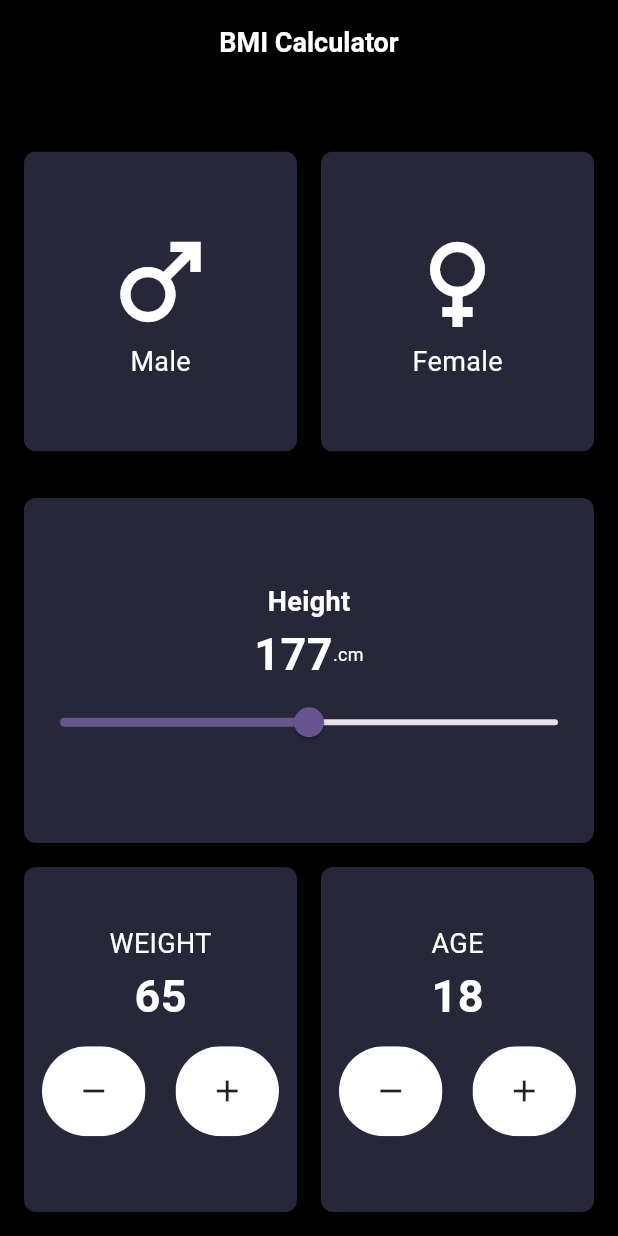
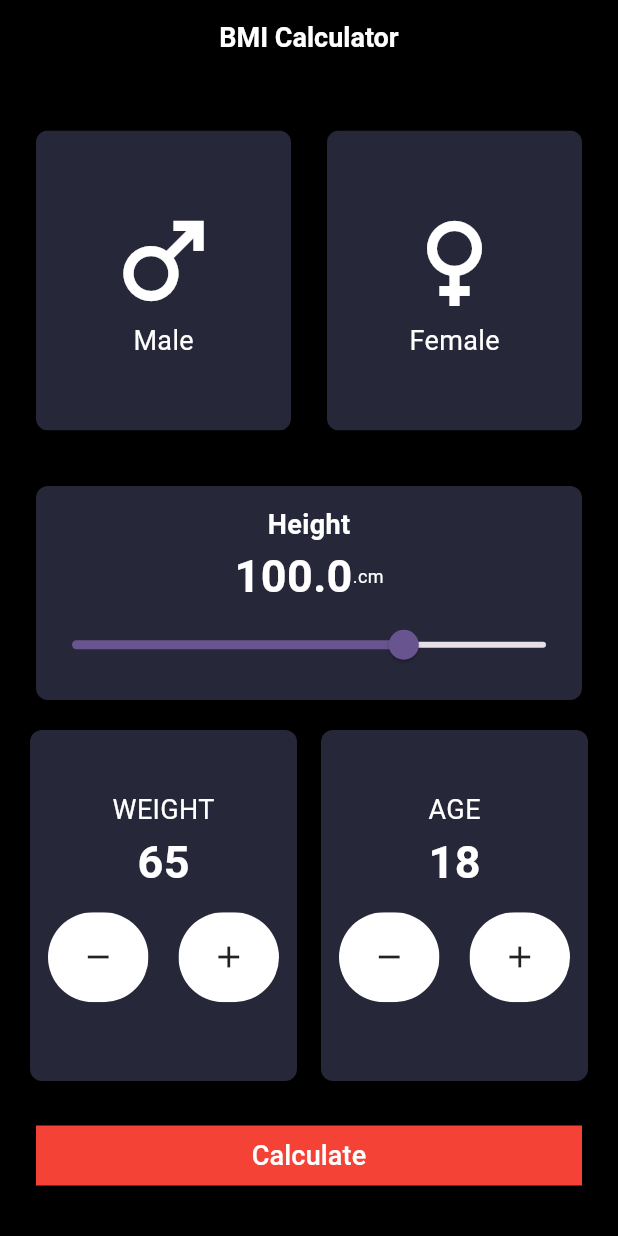
Before and after one commit to QalibAli/bmi_calculatorr, a Flutter app: the screen it shows after launch, on a phone screen of 412 x 824 dp. Run offline on Flutter 3.47's test engine with Material 3 defaults, Android fonts, the phone set to English and light mode, and no system bars.

Commit message:
first commit

```diff
--- a/lib/app.dart
+++ b/lib/app.dart
@@ -1,5 +1,5 @@
 
-import 'package:bmi/ui/screens/bmi/bmi_screen.dart';
+import 'package:bmi/ui/pages/bmi/bmi_screen.dart';
 import 'package:flutter/material.dart';
 
 class MyApp extends StatelessWidget {
--- /dev/null
+++ b/lib/constants/app_paddings.dart
@@ -0,0 +1,8 @@
+import 'package:flutter/material.dart';
+
+class AppPaddings{
+  AppPaddings._();
+
+
+  static const all12 = EdgeInsets.all(12);
+}
--- a/lib/constants/app_strings.dart
+++ b/lib/constants/app_strings.dart
@@ -8,6 +8,7 @@ class AppStrings {
   static const cm = ".cm";
   static const weight = "WEIGHT";
   static const age = "AGE";
+  static const calculate = "Calculate";
 
 
 }
--- a/lib/constants/app_text_styles.dart
+++ b/lib/constants/app_text_styles.dart
@@ -14,4 +14,5 @@ class AppTextStyle {
     color: AppColors.white,
     fontSize: 18,
   );
+
 }
--- /dev/null
+++ b/lib/ui/pages/bmi/bmi_screen.dart
@@ -0,0 +1,86 @@
+import 'package:bmi/constants/app_colors.dart';
+import 'package:bmi/constants/app_paddings.dart';
+import 'package:bmi/constants/app_strings.dart';
+import 'package:bmi/ui/pages/bmi/widgets/bmi_app_bar.dart';
+import 'package:bmi/ui/pages/bmi/widgets/bmi_geder_view.dart';
+import 'package:bmi/ui/pages/bmi/widgets/bmi_slider.dart';
+import 'package:bmi/ui/pages/bmi/widgets/bmi_weight.dart';
+import 'package:bmi/ui/pages/result/result_screen.dart';
+import 'package:bmi/ui/widgets/global_button.dart';
+import 'package:flutter/material.dart';
+
+class BmiScreen extends StatefulWidget {
+  const BmiScreen({super.key});
+
+  @override
+  State<BmiScreen> createState() => _BmiScreenState();
+}
+
+class _BmiScreenState extends State<BmiScreen> {
+  late int weight = 65;
+  late int age = 18;
+  late double initialValue = 100;
+  @override
+  Widget build(BuildContext context) {
+    return SafeArea(
+      child: Scaffold(
+        backgroundColor: AppColors.primary,
+        appBar: const PreferredSize(
+          preferredSize: Size.fromHeight(50),
+          child: BmiAppBar(),
+        ),
+        body: Padding(
+          padding:  AppPaddings.all12,
+          child: Column(
+            children: [
+              const BmiGenderView(),
+              BmiSlider(
+                value: 0.7,
+                height: initialValue,
+                onChanged: (v) {
+                  initialValue = v;
+                  setState(() {});
+                },
+              ),
+              BmiWeight(
+                weight: weight,
+                age: age,
+                onAgeIncrementTap: () {
+                  age--;
+                  setState(() {});
+                },
+                onWeightDecrementTap: () {
+                  weight++;
+                  setState(() {});
+                },
+                onWeightIncrementTap: () {
+                  weight--;
+                  setState(() {});
+                },
+                onAgeDecrementTap: () {
+                  age++;
+                  setState(() {});
+                },
+              ),
+              GlobalButton(
+                onPressed: () {
+                  final result = (weight * age) / (initialValue);
+                  setState(() {});
+                  Navigator.push(
+                    context,
+                    MaterialPageRoute(
+                      builder: (context) => ResultScreen(
+                        result: result,
+                      ),
+                    ),
+                  );
+                },
+                buttonText: AppStrings.calculate,
+              )
+            ],
+          ),
+        ),
+      ),
+    );
+  }
+}
--- a/lib/ui/screens/bmi/widgets/bmi_cm.dart
+++ b/lib/ui/pages/bmi/widgets/bmi_cm.dart
@@ -4,18 +4,19 @@ import 'package:bmi/constants/app_text_styles.dart';
 import 'package:flutter/material.dart';
 
 class BmiCm extends StatelessWidget {
-  const BmiCm({super.key});
+  const BmiCm({super.key, required this.height});
+  final double height;
 
   @override
   Widget build(BuildContext context) {
-    return const Row(
+    return  Row(
       mainAxisAlignment: MainAxisAlignment.center,
       children: [
         Text(
-          "177",
+          "$height",
           style: AppTextStyle.w30b
         ),
-        Text(
+        const Text(
           AppStrings.cm,
           style: TextStyle(
             color: AppColors.white,
--- a/lib/ui/screens/bmi/widgets/bmi_geder_view.dart
+++ b/lib/ui/pages/bmi/widgets/bmi_geder_view.dart
@@ -1,4 +1,4 @@
-import 'package:bmi/ui/screens/bmi/widgets/bmi_gender.dart';
+import 'package:bmi/ui/pages/bmi/widgets/bmi_gender.dart';
 import 'package:flutter/material.dart';
 
 class BmiGenderView extends StatelessWidget {
@@ -8,6 +8,7 @@ class BmiGenderView extends StatelessWidget {
    @override
    Widget build(BuildContext context) {
        return const Expanded(
+        flex: 3,
               child: Row(
                 children: [
                   BmiGender(
--- a/lib/ui/screens/bmi/widgets/bmi_gender.dart
+++ b/lib/ui/pages/bmi/widgets/bmi_gender.dart
@@ -1,4 +1,5 @@
 import 'package:bmi/constants/app_colors.dart';
+import 'package:bmi/constants/app_paddings.dart';
 import 'package:bmi/constants/app_strings.dart';
 import 'package:bmi/constants/app_text_styles.dart';
 import 'package:flutter/material.dart';
@@ -12,7 +13,7 @@ class BmiGender extends StatelessWidget {
   Widget build(BuildContext context) {
     return Expanded(
       child: Padding(
-        padding: const EdgeInsets.all(8.0),
+        padding:  AppPaddings.all12,
         child: ClipRRect(
           borderRadius: const BorderRadius.all(Radius.circular(8)),
           child: SizedBox(
--- a/lib/ui/screens/bmi/widgets/bmi_operation_buttons.dart
+++ b/lib/ui/pages/bmi/widgets/bmi_operation_buttons.dart
@@ -2,8 +2,12 @@ import 'package:bmi/constants/app_colors.dart';
 import 'package:flutter/material.dart';
 
 class BmiOperationButtons extends StatelessWidget {
-  const BmiOperationButtons({super.key, required this.onTap});
-  final Function() onTap;
+  const BmiOperationButtons({
+    super.key, required this.onIncrementTap, required this.onDecrementTap,
+  });
+
+  final Function() onIncrementTap;
+  final Function() onDecrementTap;
 
 
   @override
@@ -14,7 +18,7 @@ class BmiOperationButtons extends StatelessWidget {
         children: [
           Expanded(
             child: GestureDetector(
-              onTap: onTap,
+              onTap: onIncrementTap,
               child: const ClipRRect(
                 borderRadius: BorderRadius.all(Radius.circular(50)),
                 child: SizedBox(
@@ -30,9 +34,9 @@ class BmiOperationButtons extends StatelessWidget {
           const SizedBox(
             width: 20,
           ),
-           Expanded(
+          Expanded(
             child: GestureDetector(
-              onTap: onTap,
+              onTap: onDecrementTap,
               child: const ClipRRect(
                 borderRadius: BorderRadius.all(Radius.circular(50)),
                 child: SizedBox(
--- a/lib/ui/screens/bmi/widgets/bmi_physical.dart
+++ b/lib/ui/pages/bmi/widgets/bmi_physical.dart
@@ -1,6 +1,6 @@
 import 'package:bmi/constants/app_colors.dart';
-import 'package:bmi/ui/screens/bmi/widgets/bmi_operation_buttons.dart';
-import 'package:bmi/ui/screens/bmi/widgets/bmi_physical_texts.dart';
+import 'package:bmi/ui/pages/bmi/widgets/bmi_operation_buttons.dart';
+import 'package:bmi/ui/pages/bmi/widgets/bmi_physical_texts.dart';
 import 'package:flutter/cupertino.dart';
 import 'package:flutter/material.dart';
 import 'package:flutter/widgets.dart';
@@ -10,14 +10,16 @@ class BmiPhysical extends StatelessWidget {
     super.key,
     required this.isWeight,
     this.weight = 0,
-    this.age = 0, required this.onTap,
+    this.age = 0,
+    required this.onIncrementTap,
+    required this.onDecrementTap,
   });
 
   final bool isWeight;
   final int? weight;
   final int? age;
-  final Function() onTap;
-
+  final Function() onIncrementTap;
+  final Function() onDecrementTap;
 
   @override
   Widget build(BuildContext context) {
@@ -38,8 +40,10 @@ class BmiPhysical extends StatelessWidget {
                     age: age!,
                   ),
                   BmiOperationButtons(
-                    onTap: onTap,
-                  )
+                    onIncrementTap: onIncrementTap,
+                    onDecrementTap: onDecrementTap,
+                  ),
+
                 ],
               ),
             ),
--- a/lib/ui/screens/bmi/widgets/bmi_slider.dart
+++ b/lib/ui/pages/bmi/widgets/bmi_slider.dart
@@ -1,10 +1,19 @@
 import 'package:bmi/constants/app_colors.dart';
+import 'package:bmi/constants/app_paddings.dart';
 import 'package:bmi/constants/app_strings.dart';
-import 'package:bmi/ui/screens/bmi/widgets/bmi_cm.dart';
+import 'package:bmi/ui/pages/bmi/widgets/bmi_cm.dart';
 import 'package:flutter/material.dart';
 
 class BmiSlider extends StatefulWidget {
-  const BmiSlider({super.key});
+  const BmiSlider({
+    super.key,
+    required this.value,
+    required this.height,
+    required this.onChanged,
+  });
+  final double value;
+  final double height;
+  final Function(double) onChanged;
 
   @override
   State<BmiSlider> createState() => _BmiSliderState();
@@ -12,13 +21,15 @@ class BmiSlider extends StatefulWidget {
 
 class _BmiSliderState extends State<BmiSlider> {
   @override
+
   Widget build(BuildContext context) {
     return Expanded(
+      flex: 2,
       child: Row(
         children: [
           Expanded(
             child: Padding(
-              padding: const EdgeInsets.all(8.0),
+              padding: AppPaddings.all12,
               child: ClipRRect(
                 borderRadius: const BorderRadius.all(Radius.circular(8)),
                 child: SizedBox(
@@ -34,8 +45,13 @@ class _BmiSliderState extends State<BmiSlider> {
                               fontSize: 18,
                               fontWeight: FontWeight.bold),
                         ),
-                        const BmiCm(),
-                        Slider(value: 0.5, onChanged: (v) {})
+                        BmiCm(
+                          height: widget.height,
+                        ),
+                        Slider(
+                          value: widget.value,
+                          onChanged: widget.onChanged,
+                        )
                       ],
                     ),
                   ),
--- /dev/null
+++ b/lib/ui/pages/bmi/widgets/bmi_weight.dart
@@ -0,0 +1,44 @@
+import 'package:bmi/ui/pages/bmi/widgets/bmi_physical.dart';
+import 'package:flutter/material.dart';
+
+class BmiWeight extends StatelessWidget {
+  const BmiWeight({
+    super.key,
+    required this.weight,
+    required this.age,
+    required this.onWeightDecrementTap,
+    required this.onWeightIncrementTap,
+    required this.onAgeDecrementTap,
+    required this.onAgeIncrementTap,
+  });
+
+  final int weight;
+  final int age;
+  final Function() onWeightDecrementTap;
+  final Function() onWeightIncrementTap;
+  final Function() onAgeDecrementTap;
+  final Function() onAgeIncrementTap;
+
+  @override
+  Widget build(BuildContext context) {
+    return Expanded(
+      flex: 3,
+      child: Row(
+        children: [
+          BmiPhysical(
+            isWeight: true,
+            weight: weight,
+            onIncrementTap: onWeightIncrementTap,
+            onDecrementTap: onWeightDecrementTap,
+          ),
+          BmiPhysical(
+            isWeight: false,
+            age: age,
+            onIncrementTap: onAgeIncrementTap,
+            onDecrementTap: onAgeDecrementTap,
+          )
+        ],
+      ),
+    );
+  }
+}
--- a/lib/ui/screens/bmi/bmi_screen.dart
+++ /dev/null
@@ -1,47 +0,0 @@
-import 'package:bmi/constants/app_colors.dart';
-import 'package:bmi/ui/screens/bmi/widgets/bmi_app_bar.dart';
-import 'package:bmi/ui/screens/bmi/widgets/bmi_geder_view.dart';
-import 'package:bmi/ui/screens/bmi/widgets/bmi_slider.dart';
-import 'package:bmi/ui/screens/bmi/widgets/bmi_weight.dart';
-import 'package:flutter/material.dart';
-
-class BmiScreen extends StatefulWidget {
-  const BmiScreen({super.key});
-
-  @override
-  State<BmiScreen> createState() => _BmiScreenState();
-}
-
-class _BmiScreenState extends State<BmiScreen> {
-  @override
-  Widget build(BuildContext context) {
-    late int weight = 65;
-    late int age = 18;
-
-    return Scaffold(
-      backgroundColor: AppColors.primary,
-      appBar: const PreferredSize(
-        preferredSize: Size.fromHeight(70),
-        child: BmiAppBar(),
-      ),
-      body: Padding(
-        padding: const EdgeInsets.all(8.0),
-        child: Column(
-          children: [
-            const BmiGenderView(),
-            const BmiSlider(),
-            BmiWeight(
-              weight: weight,
-              age: age,
-              onTap: () {
-                weight++;
-                age++;
-                setState(() {});
-              },
-            )
-          ],
-        ),
-      ),
-    );
-  }
-}
--- a/lib/ui/screens/bmi/widgets/bmi_weight.dart
+++ /dev/null
@@ -1,30 +0,0 @@
-import 'package:bmi/ui/screens/bmi/widgets/bmi_physical.dart';
-import 'package:flutter/material.dart';
-
-class BmiWeight extends StatelessWidget {
-  const BmiWeight({super.key, required this.weight, required this.age, required this.onTap});
-
-  final int weight;
-  final int age;
-  final Function() onTap;
-
-  @override
-  Widget build(BuildContext context) {
-    return Expanded(
-      child: Row(
-        children: [
-          BmiPhysical(
-            isWeight: true,
-            weight: weight,
-            onTap: onTap
-          ),
-          BmiPhysical(
-            isWeight: false,
-            age: age,
-            onTap: onTap,
-          )
-        ],
-      ),
-    );
-  }
-}
--- /dev/null
+++ b/lib/ui/widgets/global_button.dart
@@ -0,0 +1,41 @@
+import 'package:bmi/constants/app_colors.dart';
+import 'package:bmi/constants/app_paddings.dart';
+import 'package:bmi/constants/app_strings.dart';
+import 'package:bmi/constants/app_text_styles.dart';
+import 'package:flutter/material.dart';
+
+class GlobalButton extends StatelessWidget {
+  const GlobalButton({
+    super.key,
+    required this.onPressed,
+    required this.buttonText,
+  });
+
+  final Function() onPressed;
+  final String buttonText;
+
+  @override
+  Widget build(BuildContext context) {
+    return Expanded(
+      child: Padding(
+        padding: AppPaddings.all12,
+        child: Row(
+          children: [
+            Expanded(
+              child: ElevatedButton(
+                onPressed: onPressed,
+                style: ElevatedButton.styleFrom(
+                    backgroundColor: AppColors.red,
+                    shape: const RoundedRectangleBorder()),
+                child: Text(
+                  buttonText,
+                  style: AppTextStyle.w18,
+                ),
+              ),
+            ),
+          ],
+        ),
+      ),
+    );
+  }
+}
```
Also changed, not shown: lib/ui/pages/result/result_screen.dart (added, +32 -0 lines), lib/ui/pages/result/widgets/result_app_bar.dart (added, +17 -0 lines), lib/ui/pages/bmi/widgets/bmi_app_bar.dart (renamed from lib/ui/screens/bmi/widgets/bmi_app_bar.dart), lib/ui/pages/bmi/widgets/bmi_physical_texts.dart (renamed from lib/ui/screens/bmi/widgets/bmi_physical_texts.dart), lib/ui/screens/result/result_screen.dart (deleted).
